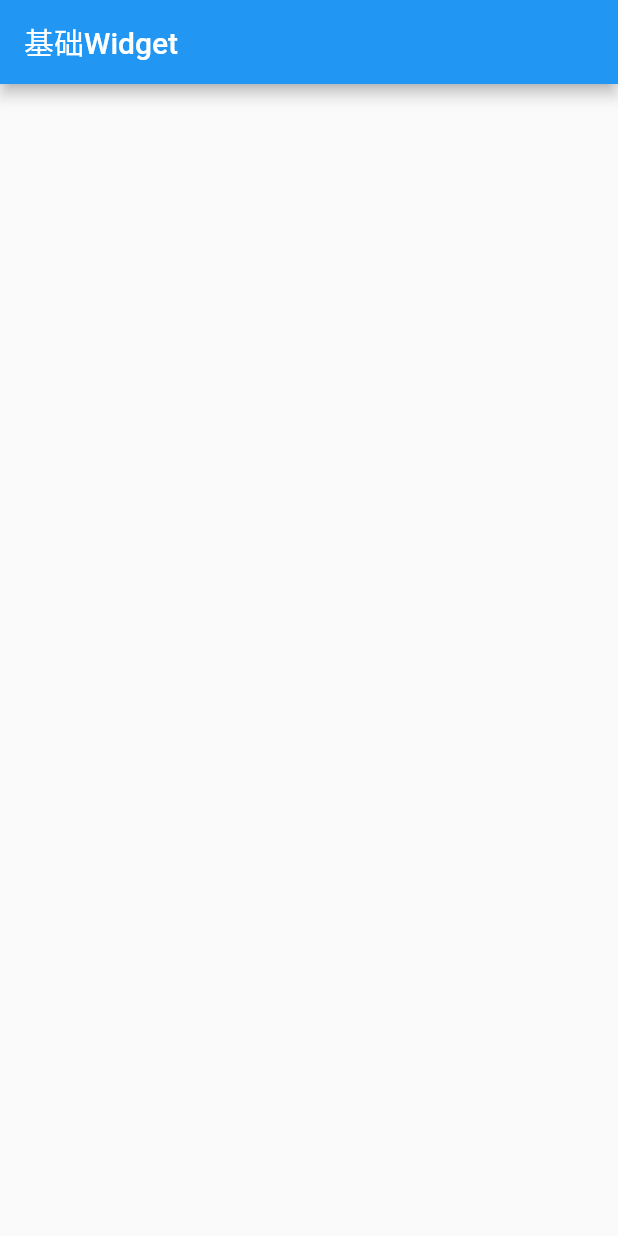
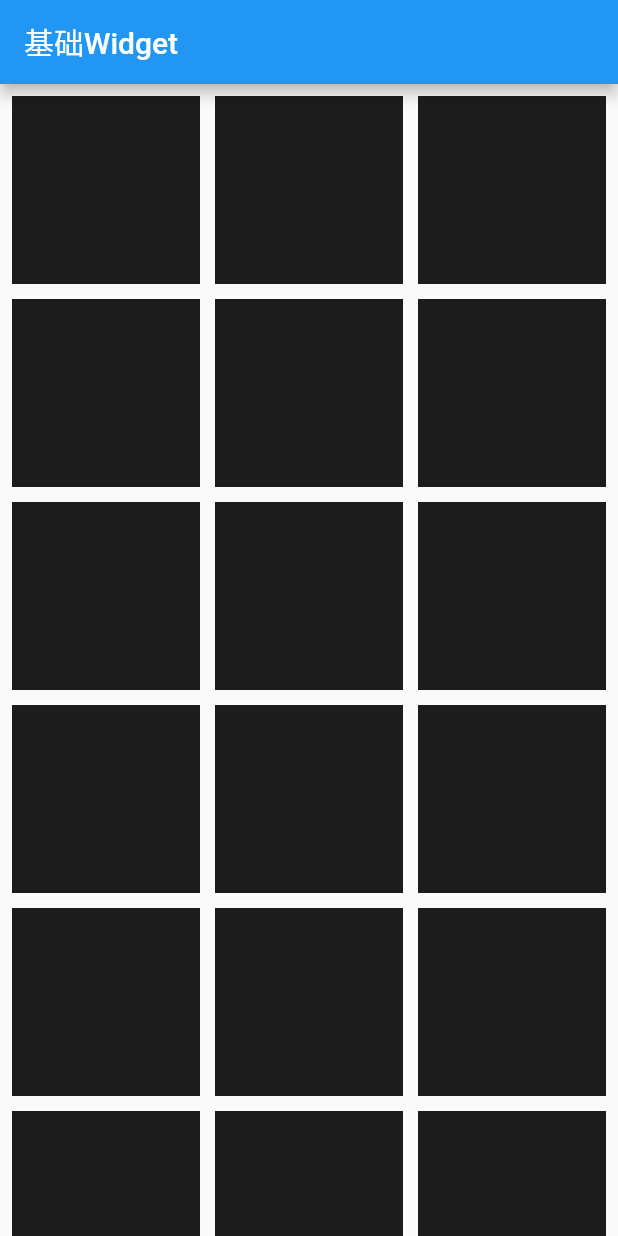
Before and after one commit to zhengyumin/2101Flutter, a Flutter app: the screen it shows after launch, on a phone screen of 412 x 824 dp. Run offline on Flutter 3.47's test engine with Material 2 defaults, Android fonts, the light colour scheme and no system bars.

Commit message:
增加滚动视图控件

```diff
--- a/flutterdemo/lib/main.dart
+++ b/flutterdemo/lib/main.dart
@@ -1,6 +1,5 @@
-
 import 'package:flutter/material.dart';
-import 'package:flutter/src/painting/border_radius.dart';
+import 'dart:math';
 
 void main() => runApp(MyApp());
 
@@ -12,18 +11,16 @@ class MyApp extends StatelessWidget {
     return MaterialApp(
         // debugShowCheckedModeBanner: false,
         title: 'Flutter Demo',
-        theme:  ThemeData(
-          primarySwatch:Colors.blue, splashColor: Colors.transparent
-        ),
-        home: MyHomePage()
-    );
+        theme: ThemeData(
+            primarySwatch: Colors.blue, splashColor: Colors.transparent),
+        home: MyHomePage());
   }
 }
 
 class MyHomePage extends StatelessWidget {
   @override
   Widget build(BuildContext context) {
-    return Scaffold(
+    return Scaffold(//脚手架
       appBar: AppBar(
         title: Text("基础Widget"),
       ),
@@ -40,7 +37,40 @@ class MyHomeContent extends StatefulWidget {
 class _MyHomeContentState extends State<MyHomeContent> {
   @override
   Widget build(BuildContext context) {
-
-    return  Row();
+    return CustomScrollViewDemo();
   }
 }
+
+class CustomScrollViewDemo extends StatelessWidget {
+  const CustomScrollViewDemo({
+    Key key,
+  }) : super(key: key);
+
+  @override
+  Widget build(BuildContext context) {
+    return CustomScrollView(
+      slivers: [
+        SliverSafeArea(
+          sliver: SliverPadding(
+            padding: EdgeInsets.all(8),
+            sliver: SliverGrid(
+              delegate: SliverChildBuilderDelegate(
+                      (BuildContext context, int index){
+                    return Container(
+                        color: Color.fromARGB(255, Random().nextInt(256),Random().nextInt(256), Random().nextInt(256))
+                    );
+                  },
+                  childCount:20
+              ),
+              gridDelegate: SliverGridDelegateWithMaxCrossAxisExtent(
+                  maxCrossAxisExtent: 150,
+                  mainAxisSpacing: 10,
+                  crossAxisSpacing: 10,
+                  childAspectRatio: 1),
+            ),
+          ),
+        )
+      ],
+    );
+  }
+}
```
Also changed, not shown: flutterdemo/lib/05_滚动视图控件/01_ListViewDemo.dart (added, +93 -0 lines), flutterdemo/lib/05_滚动视图控件/02_GridViewDemo.dart (added, +107 -0 lines).
